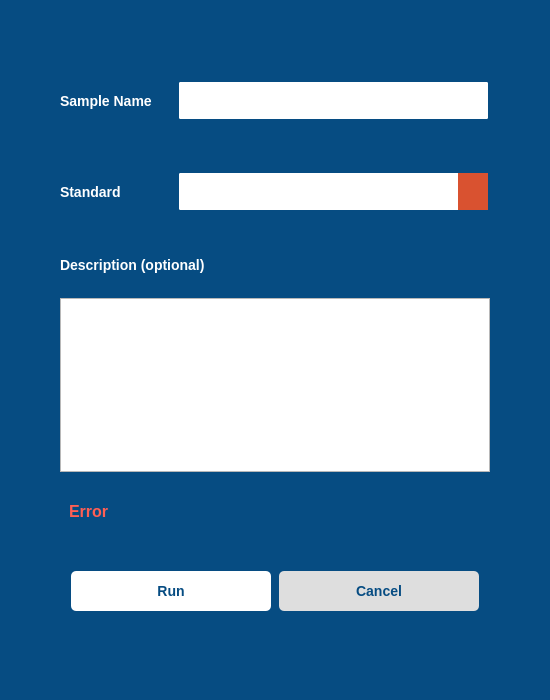
Old version of the form uiFiles/sample_info.ui in the repository DORSA-co/Paticle_Size_Analyser.
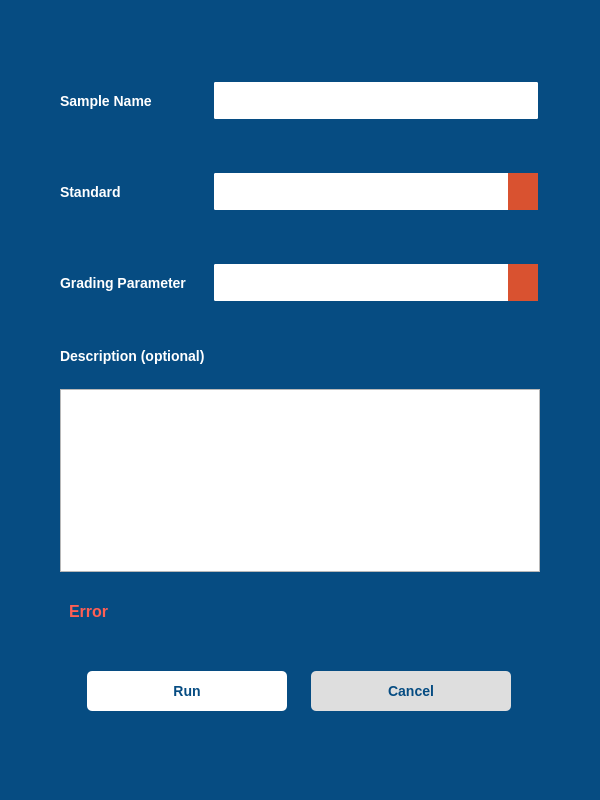
New version of the form. Icons and pictures are not drawn.

Commit message: grading parameter can be choose now

Diff of the .ui file:
```diff
--- a/uiFiles/sample_info.ui
+++ b/uiFiles/sample_info.ui
@@ -6,8 +6,8 @@
    <rect>
     <x>0</x>
     <y>0</y>
-    <width>550</width>
-    <height>700</height>
+    <width>600</width>
+    <height>800</height>
    </rect>
   </property>
   <property name="sizePolicy">
@@ -18,14 +18,14 @@
   </property>
   <property name="minimumSize">
    <size>
-    <width>550</width>
-    <height>700</height>
+    <width>600</width>
+    <height>800</height>
    </size>
   </property>
   <property name="maximumSize">
    <size>
-    <width>550</width>
-    <height>700</height>
+    <width>600</width>
+    <height>800</height>
    </size>
   </property>
   <property name="windowTitle">
@@ -206,12 +206,8 @@
        </property>
       </widget>
      </item>
-     <item row="0" column="1">
-      <widget class="QLineEdit" name="sample_name_input">
-       <property name="text">
-        <string/>
-       </property>
-      </widget>
+     <item row="1" column="1">
+      <widget class="QComboBox" name="standards_name_combobox"/>
      </item>
      <item row="1" column="0">
       <widget class="QLabel" name="label_2">
@@ -220,8 +216,22 @@
        </property>
       </widget>
      </item>
-     <item row="1" column="1">
-      <widget class="QComboBox" name="standards_name_combobox"/>
+     <item row="0" column="1">
+      <widget class="QLineEdit" name="sample_name_input">
+       <property name="text">
+        <string/>
+       </property>
+      </widget>
+     </item>
+     <item row="2" column="0">
+      <widget class="QLabel" name="label_4">
+       <property name="text">
+        <string>Grading Parameter</string>
+       </property>
+      </widget>
+     </item>
+     <item row="2" column="1">
+      <widget class="QComboBox" name="grading_parm_combobox"/>
      </item>
     </layout>
    </item>
```
The commit also changes 21 other files.
